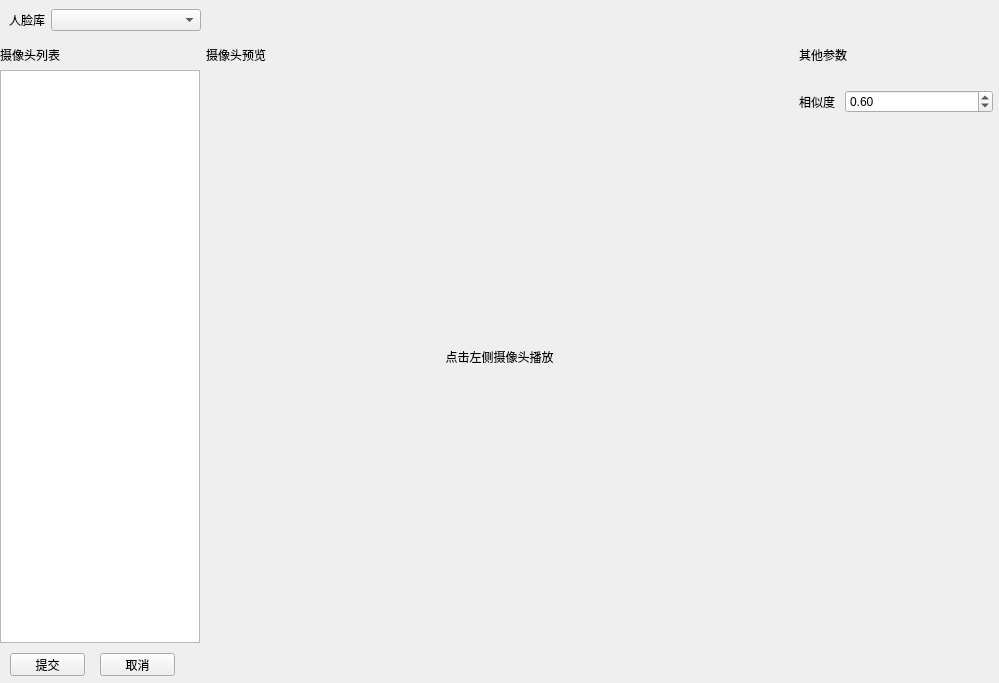
Qt form app/ui/FaceTaskUI.ui (Meydan-ZHOU/smileSystem) before a commit.
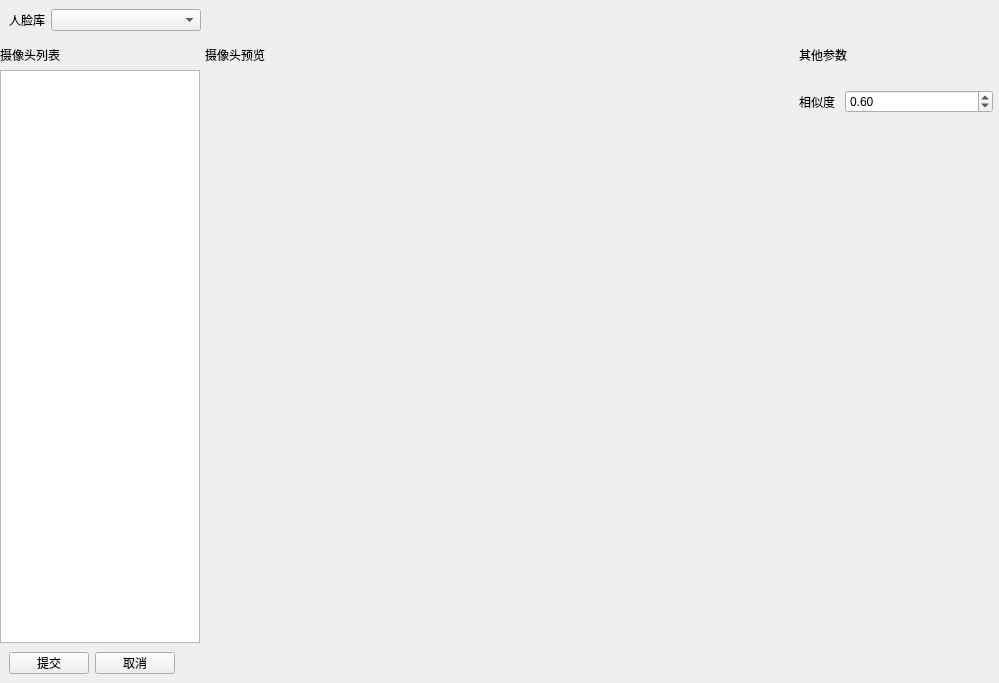
The same form after that commit.

Patch:
```diff
--- a/app/ui/FaceTaskUI.ui
+++ b/app/ui/FaceTaskUI.ui
@@ -13,7 +13,10 @@
   <property name="windowTitle">
    <string>Form</string>
   </property>
-  <layout class="QGridLayout" name="gridLayout_2">
+  <layout class="QVBoxLayout" name="verticalLayout_5">
+   <property name="spacing">
+    <number>0</number>
+   </property>
    <property name="leftMargin">
     <number>0</number>
    </property>
@@ -26,20 +29,15 @@
    <property name="bottomMargin">
     <number>0</number>
    </property>
-   <property name="spacing">
-    <number>0</number>
-   </property>
-   <item row="0" column="0">
-    <layout class="QGridLayout" name="gridLayout">
-     <property name="spacing">
-      <number>0</number>
-     </property>
-     <item row="0" column="0">
+   <item>
       <widget class="QWidget" name="widget_2" native="true">
        <property name="styleSheet">
         <string notr="true"/>
        </property>
-       <layout class="QGridLayout" name="gridLayout_3">
+     <layout class="QVBoxLayout" name="verticalLayout_4">
+      <property name="spacing">
+       <number>0</number>
+      </property>
         <property name="leftMargin">
          <number>0</number>
         </property>
@@ -52,10 +50,7 @@
         <property name="bottomMargin">
          <number>0</number>
         </property>
-        <property name="spacing">
-         <number>0</number>
-        </property>
-        <item row="0" column="0">
+      <item>
          <widget class="QWidget" name="widget_8" native="true">
           <property name="minimumSize">
            <size>
@@ -97,15 +92,29 @@
           </layout>
          </widget>
         </item>
-        <item row="1" column="0">
-         <layout class="QVBoxLayout" name="verticalLayout_4">
           <item>
-           <layout class="QHBoxLayout" name="horizontalLayout_2" stretch="0,0,0">
+       <widget class="QWidget" name="widget" native="true">
+        <property name="sizePolicy">
+         <sizepolicy hsizetype="Preferred" vsizetype="Preferred">
+          <horstretch>0</horstretch>
+          <verstretch>0</verstretch>
+         </sizepolicy>
+        </property>
+        <layout class="QHBoxLayout" name="horizontalLayout_2">
             <property name="spacing">
-             <number>6</number>
-            </property>
-            <property name="sizeConstraint">
-             <enum>QLayout::SetFixedSize</enum>
+          <number>5</number>
+         </property>
+         <property name="leftMargin">
+          <number>0</number>
+         </property>
+         <property name="topMargin">
+          <number>0</number>
+         </property>
+         <property name="rightMargin">
+          <number>0</number>
+         </property>
+         <property name="bottomMargin">
+          <number>0</number>
             </property>
             <item>
              <widget class="QWidget" name="widget_3" native="true">
@@ -178,6 +187,12 @@
             </item>
             <item>
              <widget class="QWidget" name="widget_4" native="true">
+           <property name="sizePolicy">
+            <sizepolicy hsizetype="Preferred" vsizetype="Preferred">
+             <horstretch>0</horstretch>
+             <verstretch>0</verstretch>
+            </sizepolicy>
+           </property>
               <property name="maximumSize">
                <size>
                 <width>16777215</width>
@@ -207,6 +222,12 @@
                  </property>
                  <item>
                   <widget class="QLabel" name="label_3">
+                <property name="sizePolicy">
+                 <sizepolicy hsizetype="Fixed" vsizetype="Fixed">
+                  <horstretch>0</horstretch>
+                  <verstretch>0</verstretch>
+                 </sizepolicy>
+                </property>
                    <property name="minimumSize">
                     <size>
                      <width>0</width>
@@ -225,16 +246,43 @@
                   </widget>
                  </item>
                  <item>
-                  <widget class="QLabel" name="label_camera">
-                   <property name="styleSheet">
-                    <string notr="true"/>
-                   </property>
-                   <property name="text">
-                    <string>点击左侧摄像头播放</string>
-                   </property>
-                   <property name="alignment">
-                    <set>Qt::AlignCenter</set>
-                   </property>
+               <widget class="QWidget" name="widget_task_video" native="true">
+                <property name="sizePolicy">
+                 <sizepolicy hsizetype="Preferred" vsizetype="Preferred">
+                  <horstretch>0</horstretch>
+                  <verstretch>0</verstretch>
+                 </sizepolicy>
+                </property>
+                <property name="minimumSize">
+                 <size>
+                  <width>587</width>
+                  <height>0</height>
+                 </size>
+                </property>
+                <layout class="QHBoxLayout" name="horizontalLayout">
+                 <property name="leftMargin">
+                  <number>0</number>
+                 </property>
+                 <property name="topMargin">
+                  <number>0</number>
+                 </property>
+                 <property name="rightMargin">
+                  <number>0</number>
+                 </property>
+                 <property name="bottomMargin">
+                  <number>0</number>
+                 </property>
+                 <item>
+                  <layout class="QHBoxLayout" name="horizontalLayout_video">
+                   <property name="spacing">
+                    <number>0</number>
+                   </property>
+                   <property name="sizeConstraint">
+                    <enum>QLayout::SetDefaultConstraint</enum>
+                   </property>
+                  </layout>
+                 </item>
+                </layout>
                   </widget>
                  </item>
                 </layout>
@@ -371,49 +419,61 @@
              </widget>
             </item>
            </layout>
-          </item>
-         </layout>
-        </item>
-       </layout>
-      </widget>
-     </item>
-     <item row="1" column="0">
+       </widget>
+      </item>
+     </layout>
+    </widget>
+   </item>
+   <item>
       <widget class="QWidget" name="widget_6" native="true">
+     <property name="sizePolicy">
+      <sizepolicy hsizetype="Preferred" vsizetype="Fixed">
+       <horstretch>0</horstretch>
+       <verstretch>0</verstretch>
+      </sizepolicy>
+     </property>
        <property name="minimumSize">
         <size>
          <width>0</width>
          <height>40</height>
         </size>
        </property>
+     <property name="maximumSize">
+      <size>
+       <width>16777215</width>
+       <height>40</height>
+      </size>
+     </property>
+     <layout class="QHBoxLayout" name="horizontalLayout_4">
+      <item>
        <widget class="QPushButton" name="pushButton_submit">
-        <property name="geometry">
-         <rect>
-          <x>10</x>
-          <y>10</y>
-          <width>75</width>
-          <height>23</height>
-         </rect>
-        </property>
         <property name="text">
          <string>提交</string>
         </property>
        </widget>
+      </item>
+      <item>
        <widget class="QPushButton" name="pushButton_cancel">
-        <property name="geometry">
-         <rect>
-          <x>100</x>
-          <y>10</y>
-          <width>75</width>
-          <height>23</height>
-         </rect>
-        </property>
         <property name="text">
          <string>取消</string>
         </property>
        </widget>
-      </widget>
-     </item>
-    </layout>
+      </item>
+      <item>
+       <spacer name="horizontalSpacer">
+        <property name="orientation">
+         <enum>Qt::Horizontal</enum>
+        </property>
+        <property name="sizeHint" stdset="0">
+         <size>
+          <width>40</width>
+          <height>20</height>
+         </size>
+        </property>
+       </spacer>
+      </item>
+     </layout>
+    </widget>
    </item>
   </layout>
  </widget>
```
Left out of the diff: 28 changed lines with no effect on the pictures. Lines whose indentation alone changed are shown as unchanged.
